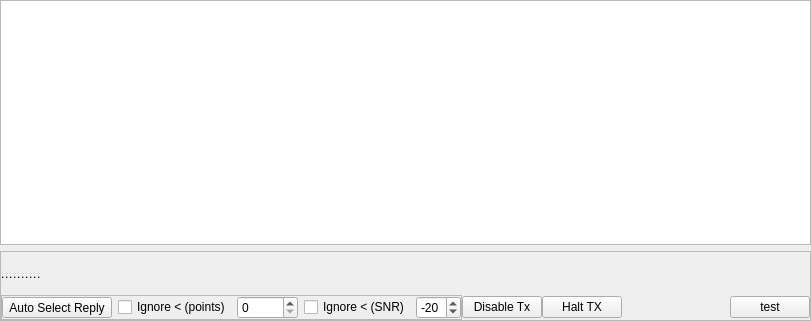
Before: the Qt Designer form mqt/MqtLogger/WsjtxFrame.ui in Rsclub22/Minos2-Mirror, drawn with Qt 5.
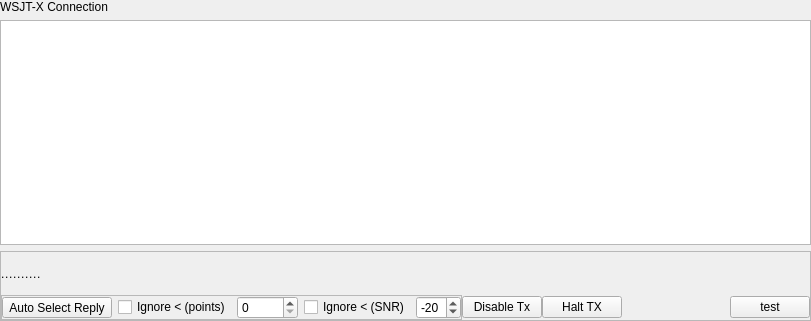
After: the same form once the commit is applied.

Commit message: Some panel titling

```diff
--- a/mqt/MqtLogger/WsjtxFrame.ui
+++ b/mqt/MqtLogger/WsjtxFrame.ui
@@ -26,6 +26,19 @@
    <property name="bottomMargin">
     <number>0</number>
    </property>
+   <item>
+    <widget class="QLabel" name="label">
+     <property name="sizePolicy">
+      <sizepolicy hsizetype="Preferred" vsizetype="Fixed">
+       <horstretch>0</horstretch>
+       <verstretch>0</verstretch>
+      </sizepolicy>
+     </property>
+     <property name="text">
+      <string>WSJT-X Connection</string>
+     </property>
+    </widget>
+   </item>
    <item>
     <widget class="QTableView" name="decodes_table_view_">
      <property name="focusPolicy">
```
The commit also changes 3 other files.
